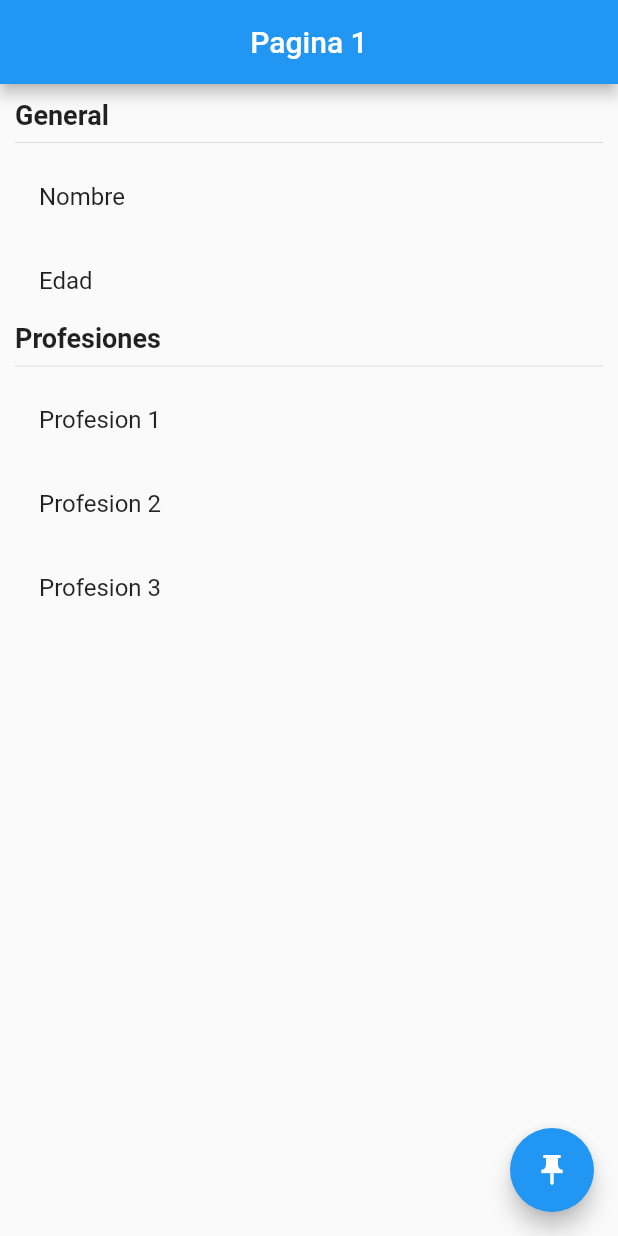
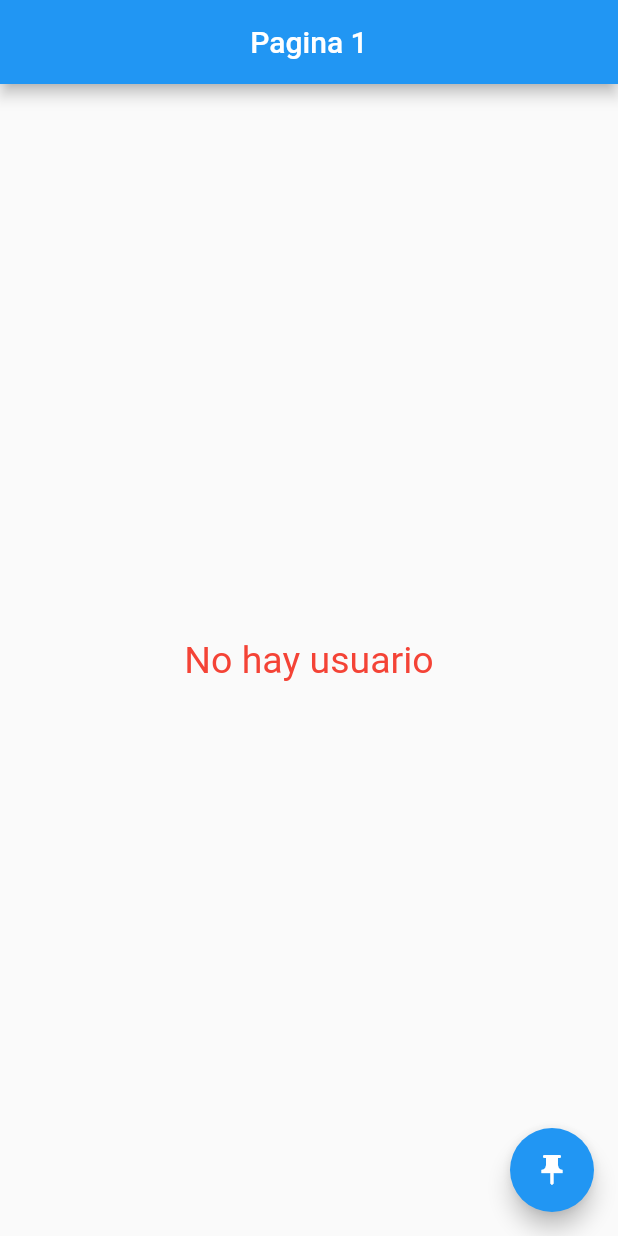
Before and after one commit to Jrosado16/manejar-estados-flutter, a Flutter app: the screen it shows after launch, on a phone screen of 412 x 824 dp. Run offline on Flutter 3.47's test engine with Material 2 defaults, Android fonts, the phone set to English and light mode, and no system bars.

Commit message:
Fin Singleton

```diff
--- a/lib/models/Usuario.model.dart
+++ b/lib/models/Usuario.model.dart
@@ -1,7 +1,10 @@
+import 'package:meta/meta.dart';
+
 class Usuario {
   String nombre;
   int edad;
   List<String> profesiones;
 
-  Usuario({this.edad, this.nombre, this.profesiones});
+  Usuario({@required this.edad, this.nombre, this.profesiones})
+      : assert(nombre != null);
 }
--- a/lib/pages/pagina1.page.dart
+++ b/lib/pages/pagina1.page.dart
@@ -1,4 +1,6 @@
+import 'package:estados/models/Usuario.model.dart';
 import 'package:flutter/material.dart';
+import 'package:estados/services/Usuario.service.dart';
 
 
 class Pagina1Page extends StatelessWidget {
@@ -10,7 +12,34 @@ class Pagina1Page extends StatelessWidget {
         title: Text('Pagina 1'),
         centerTitle: true,
       ),
-      body: Container(
+      body: StreamBuilder(
+        stream: usarioService.usuarioStream ,
+        builder: (BuildContext context, AsyncSnapshot<Usuario> snapshot){
+          return snapshot.hasData
+        ? InformacionUsuario(snapshot.data)
+        : Center(child: Text('No hay usuario',
+          style: TextStyle(fontSize: 25, color: Colors.red),
+        ));
+        },
+      ),
+      floatingActionButton: FloatingActionButton(
+       child: Icon(Icons.push_pin),
+       onPressed: (){
+         Navigator.pushNamed(context, 'page2');
+       },
+     ),
+   );
+  }
+}
+
+class InformacionUsuario extends StatelessWidget {
+  final Usuario usuario;
+
+  const InformacionUsuario(this.usuario);
+
+  @override
+  Widget build(BuildContext context) {
+    return Container(
       padding: EdgeInsets.symmetric(horizontal: 10.0, vertical: 10.0),
       child: Column(
         mainAxisAlignment: MainAxisAlignment.start,
@@ -18,8 +47,8 @@ class Pagina1Page extends StatelessWidget {
         children: [
           Text('General', style: TextStyle(fontSize: 18, fontWeight: FontWeight.bold),),
           Divider(),
-            ListTile(title: Text('Nombre'),),
-            ListTile(title: Text('Edad'),),
+          ListTile(title: Text('Nombre: ${usuario.nombre}'),),
+          ListTile(title: Text('Edad: ${usuario.edad}'),),
 
           Text('Profesiones', style: TextStyle(fontSize: 18, fontWeight: FontWeight.bold),),
           Divider(),
@@ -30,13 +59,6 @@ class Pagina1Page extends StatelessWidget {
 
         ],
       )
-     ),
-     floatingActionButton: FloatingActionButton(
-       child: Icon(Icons.push_pin),
-       onPressed: (){
-         Navigator.pushNamed(context, 'page2');
-       },
-     ),
      );
   }
 }
--- /dev/null
+++ b/lib/services/Usuario.service.dart
@@ -0,0 +1,31 @@
+import 'dart:async';
+
+import 'package:estados/models/Usuario.model.dart';
+
+class _UsuarioService {
+  Usuario _usuario;
+  Usuario get usuario => _usuario;
+
+  bool get existeUsuario => this._usuario != null ? true : false;
+
+  StreamController<Usuario> _usaruarioStream =
+      StreamController<Usuario>.broadcast();
+
+  Stream<Usuario> get usuarioStream => _usaruarioStream.stream;
+
+  void cargarUsuario(Usuario user) {
+    this._usuario = user;
+    _usaruarioStream.add(user);
+  }
+
+  void cambiarEdad(int edad) {
+    this._usuario.edad = edad;
+    _usaruarioStream.add(this._usuario);
+  }
+
+  dispose() {
+    _usaruarioStream?.close();
+  }
+}
+
+final usarioService = _UsuarioService();
```
Also changed, not shown: lib/pages/pagina2.page.dart (+20 -3 lines). Lines whose indentation alone changed are shown as unchanged.
